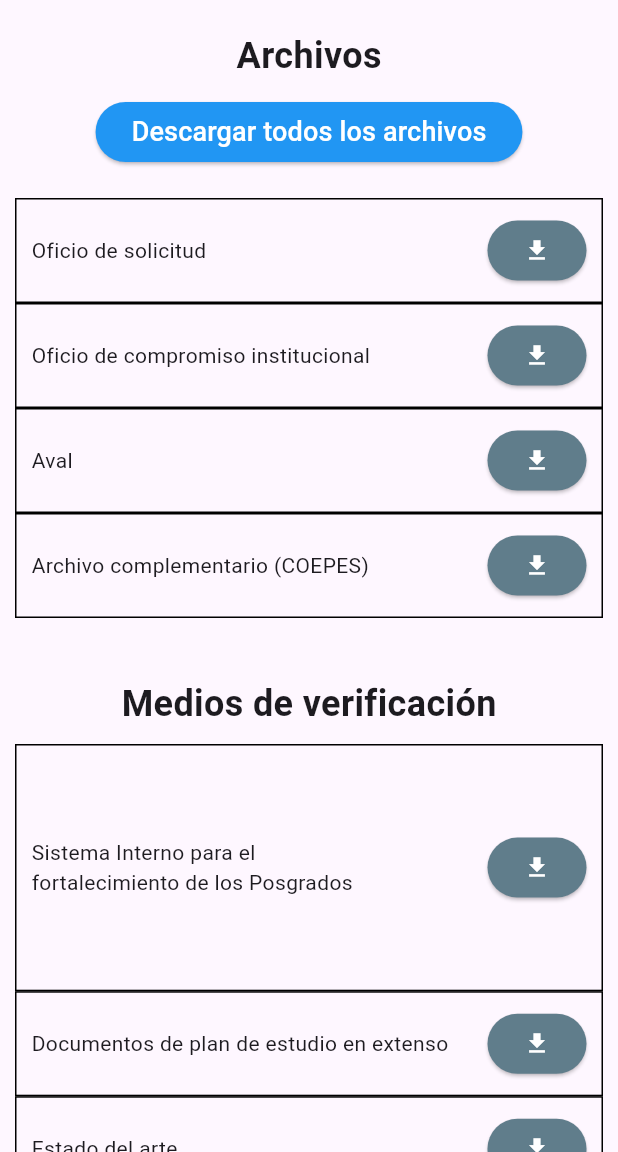
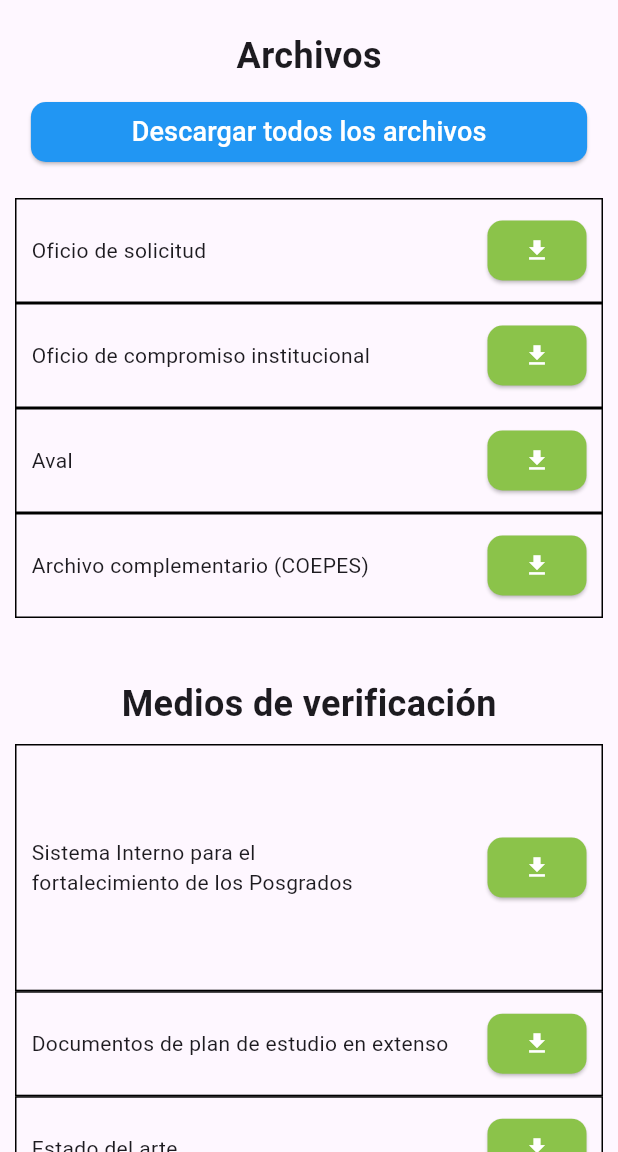
Before and after one commit to GabePay/app-dpii, a Flutter app: the ArchivosSolicitud screen opened by its route, on a phone screen of 412 x 824 dp, the part 84-1236 px from its top. Run offline on Flutter 3.47's test engine with Material 3 defaults, Android fonts, the phone set to English and light mode, and no system bars; missing offline and left inert: dart:js, dart:js_interop.

Commit message:
More changes

```diff
--- a/lib/main.dart
+++ b/lib/main.dart
@@ -304,11 +304,16 @@ class _ArchivosSolicitudState extends State<ArchivosSolicitud> {
               Container(
                 margin: const EdgeInsets.all(5),
               ),
-              ElevatedButton(
+              Container(
+                width: MediaQuery.of(context).size.width * 0.9,
+                child: ElevatedButton(
                     onPressed: () {
                       //appState.changePageAevaluador(context);
                     },
                     style: ElevatedButton.styleFrom(
+                      shape: RoundedRectangleBorder(
+                        borderRadius: BorderRadius.circular(10.0)
+                      ),
                       backgroundColor: Colors.blue, // Cambia el color de fondo del botón
                     ),
                     child: const Text(
@@ -319,6 +324,7 @@ class _ArchivosSolicitudState extends State<ArchivosSolicitud> {
                         //fontWeight: FontWeight.bold,
                       ),
                     )
+                ),
               ),
               Container(
                 margin: const EdgeInsets.all(10),
@@ -342,7 +348,10 @@ class _ArchivosSolicitudState extends State<ArchivosSolicitud> {
                         //appState.changePageAevaluador(context);
                       },
                       style: ElevatedButton.styleFrom(
-                        backgroundColor: Colors.blueGrey, // Cambia el color de fondo del botón
+                        backgroundColor: Colors.lightGreen, // Cambia el color de fondo del botón
+                        shape: RoundedRectangleBorder(
+                          borderRadius: BorderRadius.circular(10.0)
+                        )
                       ),
                       child: const Icon(
                         Icons.download, // Ícono de la librería de Flutter
@@ -371,11 +380,15 @@ class _ArchivosSolicitudState extends State<ArchivosSolicitud> {
                         //appState.changePageAevaluador(context);
                       },
                       style: ElevatedButton.styleFrom(
-                        backgroundColor: Colors.blueGrey, // Cambia el color de fondo del botón
+                        backgroundColor: Colors.lightGreen, // Cambia el color de fondo del botón
+                          shape: RoundedRectangleBorder(
+                              borderRadius: BorderRadius.circular(10.0)
+                          )
                       ),
                       child: const Icon(
                         Icons.download, // Ícono de la librería de Flutter
                         color: Colors.white, // Color del ícono
+
                       ),
                     )
                   ],
@@ -400,7 +413,10 @@ class _ArchivosSolicitudState extends State<ArchivosSolicitud> {
                         //appState.changePageAevaluador(context);
                       },
                       style: ElevatedButton.styleFrom(
-                        backgroundColor: Colors.blueGrey, // Cambia el color de fondo del botón
+                        backgroundColor: Colors.lightGreen, // Cambia el color de fondo del botón
+                          shape: RoundedRectangleBorder(
+                              borderRadius: BorderRadius.circular(10.0)
+                          )
                       ),
                       child: const Icon(
                         Icons.download, // Ícono de la librería de Flutter
@@ -430,7 +446,10 @@ class _ArchivosSolicitudState extends State<ArchivosSolicitud> {
                         //appState.changePageAevaluador(context);
                       },
                       style: ElevatedButton.styleFrom(
-                        backgroundColor: Colors.blueGrey, // Cambia el color de fondo del botón
+                        backgroundColor: Colors.lightGreen, // Cambia el color de fondo del botón
+                          shape: RoundedRectangleBorder(
+                              borderRadius: BorderRadius.circular(10.0)
+                          )
                       ),
                       child: const Icon(
                         Icons.download, // Ícono de la librería de Flutter
@@ -478,7 +497,10 @@ class _ArchivosSolicitudState extends State<ArchivosSolicitud> {
                         //appState.changePageAevaluador(context);
                       },
                       style: ElevatedButton.styleFrom(
-                        backgroundColor: Colors.blueGrey, // Cambia el color de fondo del botón
+                        backgroundColor: Colors.lightGreen, // Cambia el color de fondo del botón
+                          shape: RoundedRectangleBorder(
+                              borderRadius: BorderRadius.circular(10.0)
+                          )
                       ),
                       child: const Icon(
                         Icons.download, // Ícono de la librería de Flutter
@@ -507,7 +529,10 @@ class _ArchivosSolicitudState extends State<ArchivosSolicitud> {
                         //appState.changePageAevaluador(context);
                       },
                       style: ElevatedButton.styleFrom(
-                        backgroundColor: Colors.blueGrey, // Cambia el color de fondo del botón
+                        backgroundColor: Colors.lightGreen, // Cambia el color de fondo del botón
+                          shape: RoundedRectangleBorder(
+                              borderRadius: BorderRadius.circular(10.0)
+                          )
                       ),
                       child: const Icon(
                         Icons.download, // Ícono de la librería de Flutter
@@ -536,7 +561,10 @@ class _ArchivosSolicitudState extends State<ArchivosSolicitud> {
                         //appState.changePageAevaluador(context);
                       },
                       style: ElevatedButton.styleFrom(
-                        backgroundColor: Colors.blueGrey, // Cambia el color de fondo del botón
+                        backgroundColor: Colors.lightGreen, // Cambia el color de fondo del botón
+                          shape: RoundedRectangleBorder(
+                              borderRadius: BorderRadius.circular(10.0)
+                          )
                       ),
                       child: const Icon(
                         Icons.download, // Ícono de la librería de Flutter
```
Lines whose indentation alone changed are shown as unchanged.
